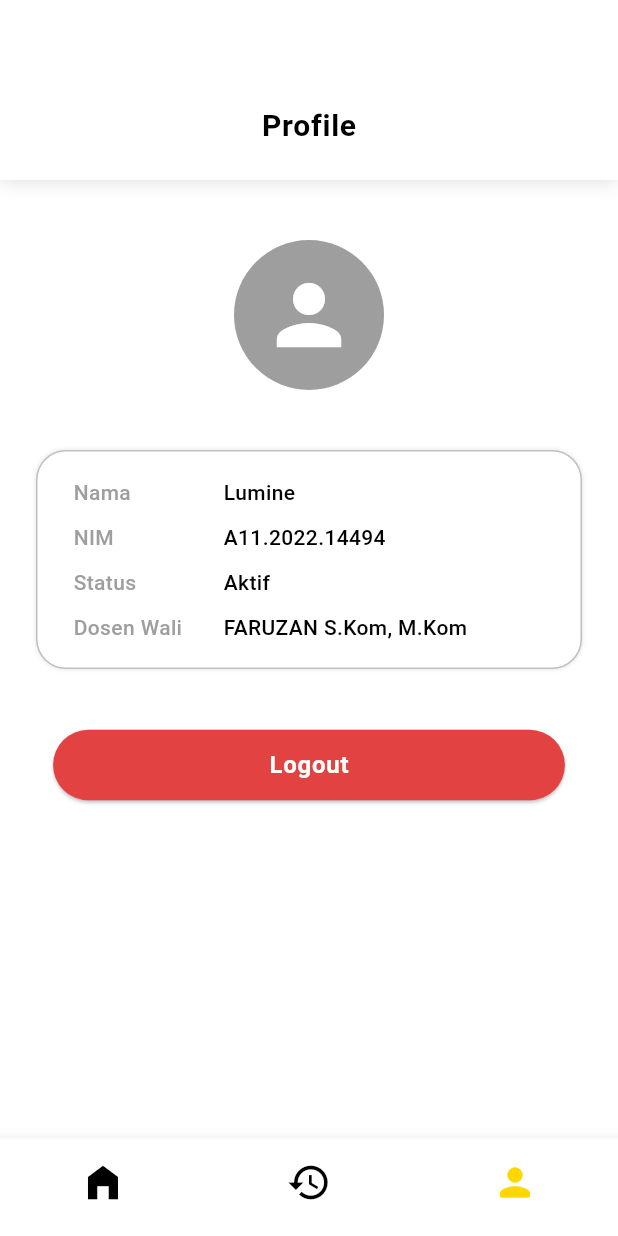
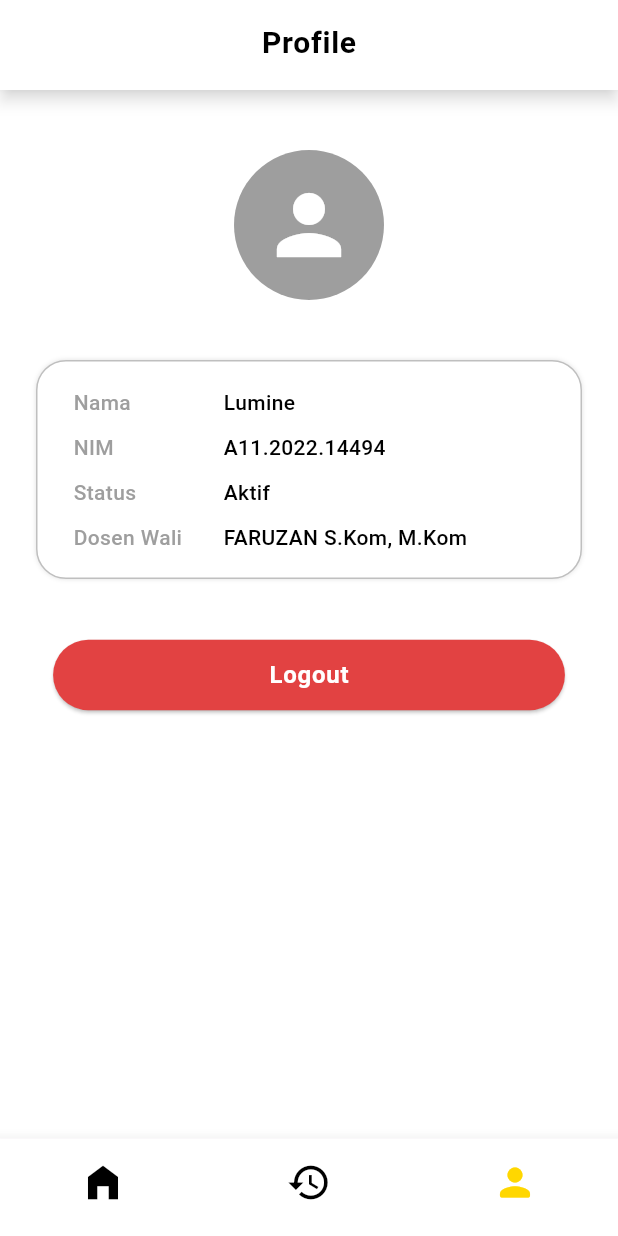
Before and after one commit to aurelwidyanti/attenfence, a Flutter app: the screen it shows after launch, swiped to page 3, on a phone screen of 412 x 824 dp. Run offline on Flutter 3.47's test engine with Material 3 defaults, Android fonts, the phone set to English and light mode, and no system bars.

Commit message:
refactor: Remove container on body in the profile screen, and update it by adding CustomAppBar on appBar

```diff
--- a/lib/screens/profile_screen.dart
+++ b/lib/screens/profile_screen.dart
@@ -1,3 +1,4 @@
+import 'package:attendance_app/widgets/custom_app_bar.dart';
 import 'package:attendance_app/widgets/custom_profile_detail.dart';
 import 'package:flutter/material.dart';
 
@@ -13,39 +14,15 @@ class _ProfileScreenState extends State<ProfileScreen> {
   Widget build(BuildContext context) {
     return Scaffold(
       backgroundColor: Colors.white,
+      appBar: const PreferredSize(
+        preferredSize: Size.fromHeight(60),
+        child: CustomAppBar(
+          title: 'Profile',
+        ),
+      ),
       body: Column(
         children: [
-          // AppBar with BoxDecoration
-          Container(
-            height: 120,
-            decoration: const BoxDecoration(
-              color: Colors.white,
-              boxShadow: [
-                BoxShadow(
-                  color: Color.fromRGBO(0, 0, 0, 0.15),
-                  spreadRadius: 0,
-                  blurRadius: 10,
-                ),
-              ],
-            ),
-            padding: const EdgeInsets.only(
-              top: 56,
-              bottom: 8,
-            ),
-            child: const Center(
-              child: Text(
-                'Profile',
-                style: TextStyle(
-                  color: Colors.black,
-                  fontSize: 20,
-                  fontWeight: FontWeight.w700,
-                  letterSpacing: 0.5,
-                ),
-              ),
-            ),
-          ),
           const SizedBox(height: 40),
-          // Rest of the body content
           const CircleAvatar(
             radius: 50,
             backgroundColor: Colors.grey,
```
